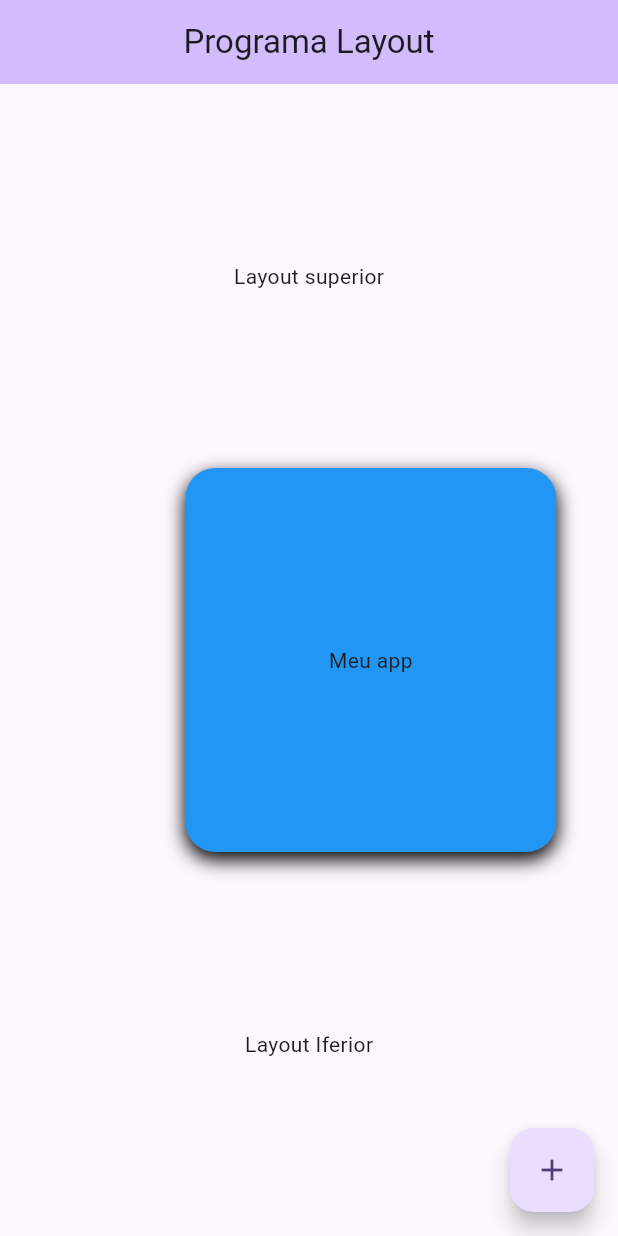
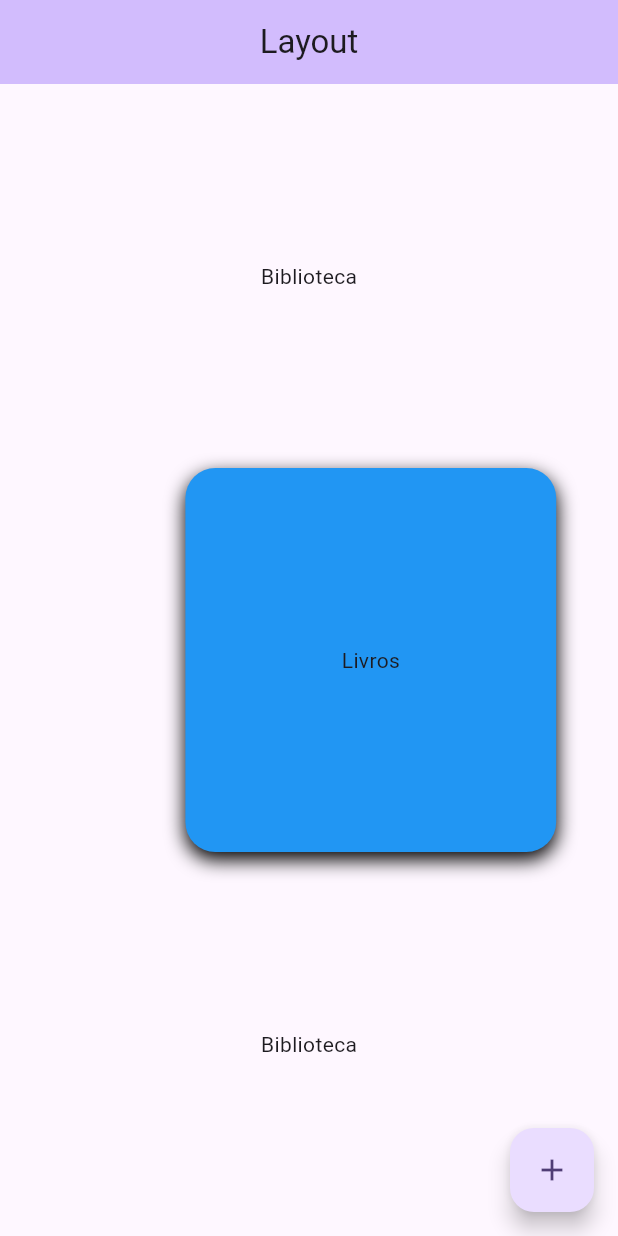
Before and after one commit to mahfer16/App-Layout., a Flutter app: the screen it shows after launch, on a phone screen of 412 x 824 dp. Run offline on Flutter 3.47's test engine with Material 3 defaults, Android fonts, the phone set to English and light mode, and no system bars.

Commit message:
Update main.dart

```diff
--- a/lib/main.dart
+++ b/lib/main.dart
@@ -16,7 +16,7 @@ class App extends StatelessWidget {
             seedColor: const Color.fromARGB(255, 62, 23, 129)),
         useMaterial3: true,
       ),
-      home: const HomePage(title: 'Programa Layout'),
+      home: const HomePage(title: 'Layout'),
     );
   }
 }
@@ -50,7 +50,7 @@ class _HomePageState extends State<HomePage> {
               child: Container(
                 alignment: Alignment.center,
                 // color: const Color.fromARGB(255, 44, 136, 211),
-                child: const Text('Layout superior'),
+                child: const Text('Biblioteca'),
               ),
             ),
             Expanded(
@@ -80,7 +80,7 @@ class _HomePageState extends State<HomePage> {
                           ),
                         ],
                       ),
-                      child: const Text('Meu app'),
+                      child: const Text('Livros'),
                     ),
                   ),
                   Expanded(
@@ -98,7 +98,7 @@ class _HomePageState extends State<HomePage> {
               child: Container(
                 alignment: Alignment.center,
                 // color: const Color.fromARGB(255, 179, 32, 154),
-                child: const Text('Layout Iferior'),
+                child: const Text('Biblioteca'),
               ),
             ),
           ],
```
